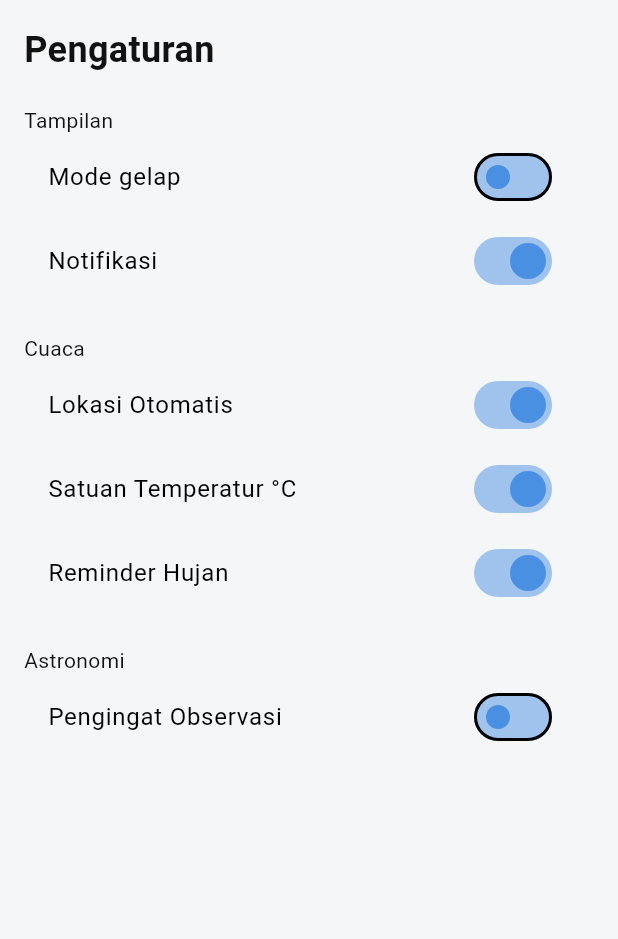
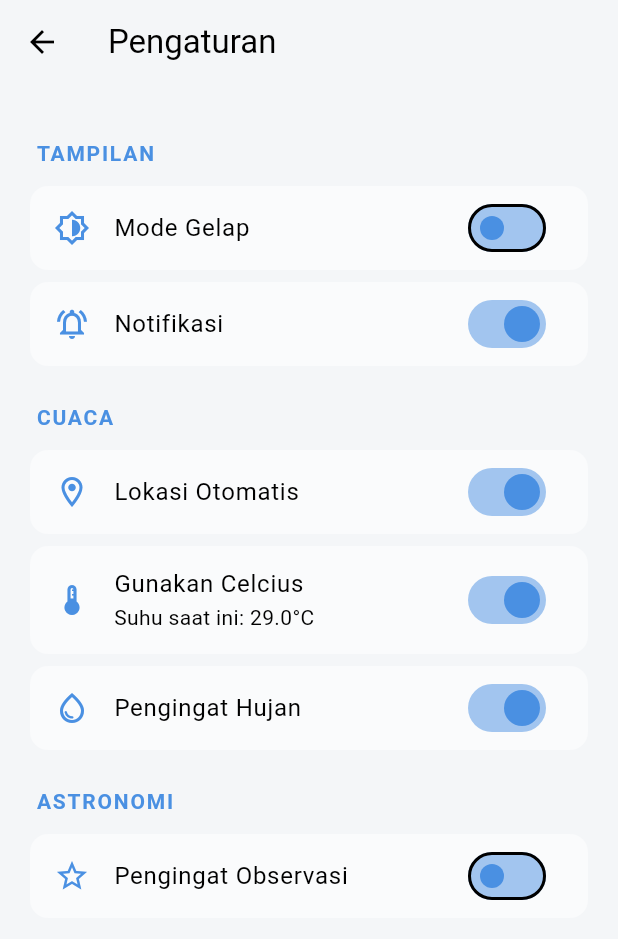
Before and after one commit to yuu740/titik-kondisi-app-weather, a Flutter app: the SettingsScreen screen opened directly, on a phone screen of 412 x 824 dp. Shown: the top 939 px of the screen. Run offline on Flutter 3.47's test engine with Material 3 defaults, Android fonts, the phone set to English and light mode, and no system bars; our stand-ins replace geolocator, permission_handler, shared_preferences; accounts and stored records are empty.

Commit message:
fix (screen) : adjust the setting screen

```diff
--- a/lib/screens/setting_screen.dart
+++ b/lib/screens/setting_screen.dart
@@ -1,6 +1,8 @@
 import 'package:flutter/material.dart';
 import 'package:provider/provider.dart';
 import '../provider/theme_provider.dart';
+import '../provider/setting_provider.dart';
+import '../constants/dummy_data.dart';
 
 class SettingsScreen extends StatelessWidget {
   const SettingsScreen({super.key});
@@ -8,53 +10,152 @@ class SettingsScreen extends StatelessWidget {
   @override
   Widget build(BuildContext context) {
     final themeProvider = Provider.of<ThemeProvider>(context);
+    final settingsProvider = Provider.of<SettingsProvider>(context);
 
-    return Padding(
+    double temp = DummyData.temperature;
+    String unit = "°C";
+    if (!settingsProvider.isCelsius) {
+      temp = (temp * 9 / 5) + 32;
+      unit = "°F";
+    }
+
+    return Scaffold(
+      appBar: AppBar(
+        title: const Text('Pengaturan'),
+        elevation: 0,
+        backgroundColor: Colors.transparent,
+      ),
+      body: LayoutBuilder(
+        builder: (context, constraints) {
+          bool isWideScreen = constraints.maxWidth > 600;
+
+          return isWideScreen
+              ? GridView.count(
+                  crossAxisCount: 2,
                   padding: const EdgeInsets.all(16.0),
-      child: Column(
-        crossAxisAlignment: CrossAxisAlignment.start,
-        children: [
-          const Text(
-            'Pengaturan',
-            style: TextStyle(fontSize: 24, fontWeight: FontWeight.bold),
+                  childAspectRatio: 3.5,
+                  crossAxisSpacing: 16,
+                  mainAxisSpacing: 16,
+                  children: _buildSettingsList(
+                    context,
+                    themeProvider,
+                    settingsProvider,
+                    temp,
+                    unit,
                   ),
-          const SizedBox(height: 20),
-          const Text('Tampilan'),
-          SwitchListTile(
-            title: const Text('Mode gelap'),
+                )
+              : ListView(
+                  padding: const EdgeInsets.all(16.0),
+                  children: _buildSettingsList(
+                    context,
+                    themeProvider,
+                    settingsProvider,
+                    temp,
+                    unit,
+                  ),
+                );
+        },
+      ),
+    );
+  }
+
+  List<Widget> _buildSettingsList(
+    BuildContext context,
+    ThemeProvider themeProvider,
+    SettingsProvider settingsProvider,
+    double temp,
+    String unit,
+  ) {
+    return [
+      _buildSectionTitle('Tampilan', context),
+      _buildSwitchTile(
+        context: context,
+        icon: Icons.brightness_6_outlined,
+        title: 'Mode Gelap',
         value: themeProvider.themeMode == ThemeMode.dark,
         onChanged: (value) => themeProvider.toggleTheme(value),
       ),
-          SwitchListTile(
-            title: const Text('Notifikasi'),
-            value: true,
-            onChanged: (_) {},
+      _buildSwitchTile(
+        context: context,
+        icon: Icons.notifications_active_outlined,
+        title: 'Notifikasi',
+        value: settingsProvider.notifications,
+        onChanged: (value) => settingsProvider.setNotifications(value),
       ),
-          const SizedBox(height: 20),
-          const Text('Cuaca'),
-          SwitchListTile(
-            title: const Text('Lokasi Otomatis'),
-            value: true,
-            onChanged: (_) {},
+      _buildSectionTitle('Cuaca', context),
+      _buildSwitchTile(
+        context: context,
+        icon: Icons.location_on_outlined,
+        title: 'Lokasi Otomatis',
+        value: settingsProvider.autoLocation,
+        onChanged: (value) => settingsProvider.setAutoLocation(value),
       ),
-          SwitchListTile(
-            title: const Text('Satuan Temperatur °C'),
-            value: true,
-            onChanged: (_) {},
+      _buildSwitchTile(
+        context: context,
+        icon: Icons.thermostat_outlined,
+        title: 'Gunakan Celcius',
+        subtitle: 'Suhu saat ini: ${temp.toStringAsFixed(1)}$unit',
+        value: settingsProvider.isCelsius,
+        onChanged: (value) => settingsProvider.toggleTemperatureUnit(value),
       ),
-          SwitchListTile(
-            title: const Text('Reminder Hujan'),
-            value: true,
-            onChanged: (_) {},
+      _buildSwitchTile(
+        context: context,
+        icon: Icons.water_drop_outlined,
+        title: 'Pengingat Hujan',
+        value: settingsProvider.rainReminder,
+        onChanged: (value) => settingsProvider.setRainReminder(value),
       ),
-          const SizedBox(height: 20),
-          const Text('Astronomi'),
-          SwitchListTile(
-            title: const Text('Pengingat Observasi'),
-            value: false,
-            onChanged: (_) {},
+      _buildSectionTitle('Astronomi', context),
+      _buildSwitchTile(
+        context: context,
+        icon: Icons.star_border_outlined,
+        title: 'Pengingat Observasi',
+        value: settingsProvider.astroReminder,
+        onChanged: (value) => settingsProvider.setAstroReminder(value),
       ),
-        ],
+    ];
+  }
+
+  Widget _buildSectionTitle(String title, BuildContext context) {
+    return Padding(
+      padding: const EdgeInsets.only(top: 20.0, bottom: 8.0, left: 8.0),
+      child: Text(
+        title.toUpperCase(),
+        style: TextStyle(
+          color: Theme.of(context).primaryColor,
+          fontWeight: FontWeight.bold,
+          letterSpacing: 1.2,
+        ),
+      ),
+    );
+  }
+
+  Widget _buildSwitchTile({
+    required BuildContext context,
+    required IconData icon,
+    required String title,
+    String? subtitle,
+    required bool value,
+    required ValueChanged<bool> onChanged,
+  }) {
+    return Card(
+      elevation: 0,
+      color: Theme.of(context).colorScheme.surface.withOpacity(0.5),
+      shape: RoundedRectangleBorder(borderRadius: BorderRadius.circular(12)),
+      child: SwitchListTile(
+        secondary: Icon(icon, color: Theme.of(context).primaryColor),
+        title: Text(title),
+        subtitle: subtitle != null
+            ? Text(
+                subtitle,
+                style: TextStyle(
+                  color: Theme.of(context).textTheme.bodySmall?.color,
+                ),
+              )
+            : null,
+        value: value,
+        onChanged: onChanged,
+        activeColor: Theme.of(context).colorScheme.primary,
       ),
     );
   }
```
Lines whose indentation alone changed are shown as unchanged.
